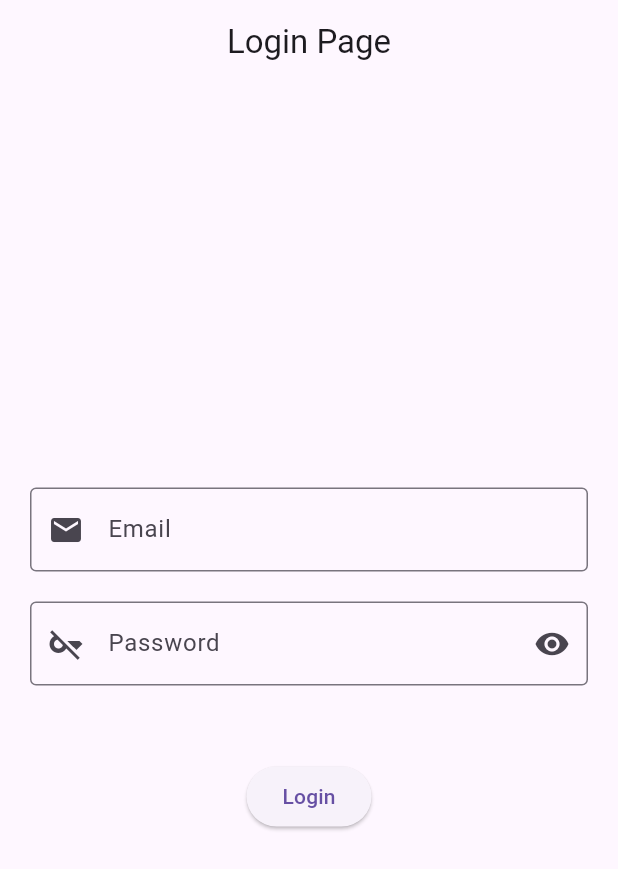
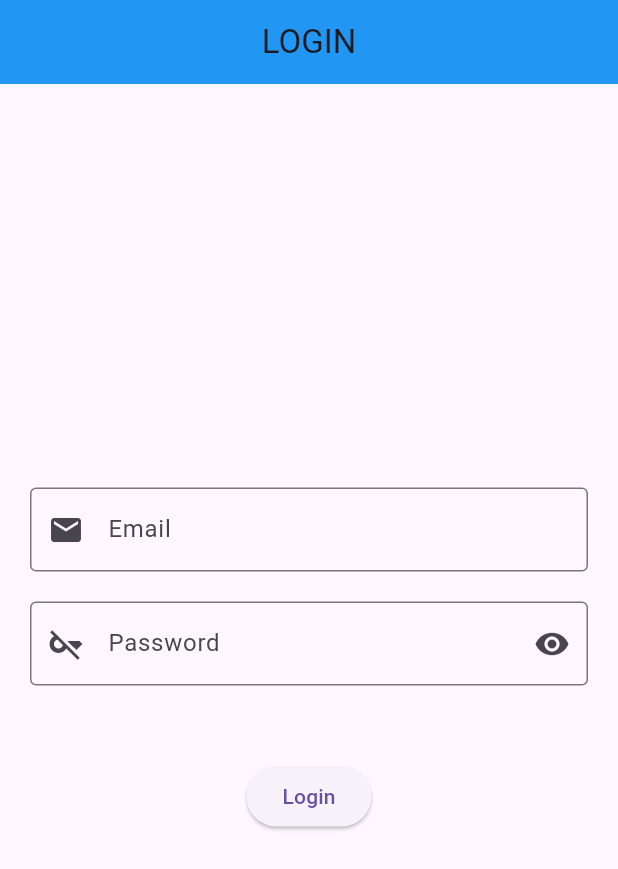
Before and after one commit to sayursop/tugas_login_homescreen, a Flutter app: the screen it shows after launch, on a phone screen of 412 x 824 dp. Shown: the top 869 px of the screen. Run offline on Flutter 3.47's test engine with Material 3 defaults, Android fonts, the light colour scheme and no system bars.

Commit message:
TUGAS_UPDATE_GANTITEMA

```diff
--- a/lib/home_screen.dart
+++ b/lib/home_screen.dart
@@ -22,7 +22,7 @@ class _ProfileScreenState extends State<ProfileScreen> {
     return DefaultTabController(
       length: 3,
       child: Scaffold(
-        backgroundColor: _isDark ? Colors.black : const Color.fromARGB(255, 54, 67, 73),
+        backgroundColor: _isDark ? Colors.black : const Color.fromARGB(255, 143, 202, 229),
         body: SingleChildScrollView(
           child: Column(
             children: [
--- a/lib/login_screen.dart
+++ b/lib/login_screen.dart
@@ -9,7 +9,8 @@ class LoginScreen extends StatelessWidget {
   Widget build(BuildContext context) {
     return Scaffold(
       appBar: AppBar(
-        title: const Text('Login Page'),
+        title: const Text('LOGIN'),
+        backgroundColor: Colors.blue,
         centerTitle: true,
       ),
       body: Padding(
```
